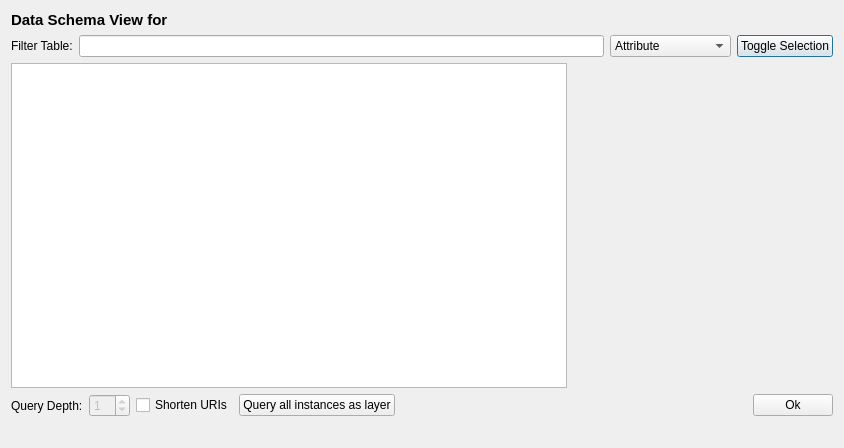
Qt form dialogs/ui/dataschemadialog.ui (sparqlunicorn/sparqlunicornGoesGIS) before a commit.
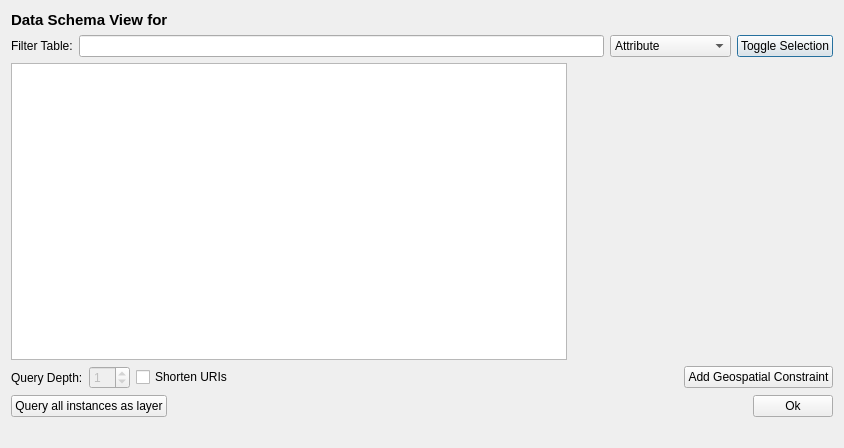
The same form after that commit. Custom widgets are drawn as their Qt base class.

Patch:
```diff
--- a/dialogs/ui/dataschemadialog.ui
+++ b/dialogs/ui/dataschemadialog.ui
@@ -165,6 +165,30 @@
           </widget>
          </item>
          <item>
+          <spacer name="horizontalSpacer_2">
+           <property name="orientation">
+            <enum>Qt::Horizontal</enum>
+           </property>
+           <property name="sizeHint" stdset="0">
+            <size>
+             <width>40</width>
+             <height>20</height>
+            </size>
+           </property>
+          </spacer>
+         </item>
+         <item>
+          <widget class="QPushButton" name="geospatialConstraintButton">
+           <property name="text">
+            <string>Add Geospatial Constraint</string>
+           </property>
+          </widget>
+         </item>
+        </layout>
+       </item>
+       <item>
+        <layout class="QHBoxLayout" name="horizontalLayout_7">
+         <item>
           <widget class="QPushButton" name="queryAllInstancesButton">
            <property name="enabled">
             <bool>true</bool>
```
